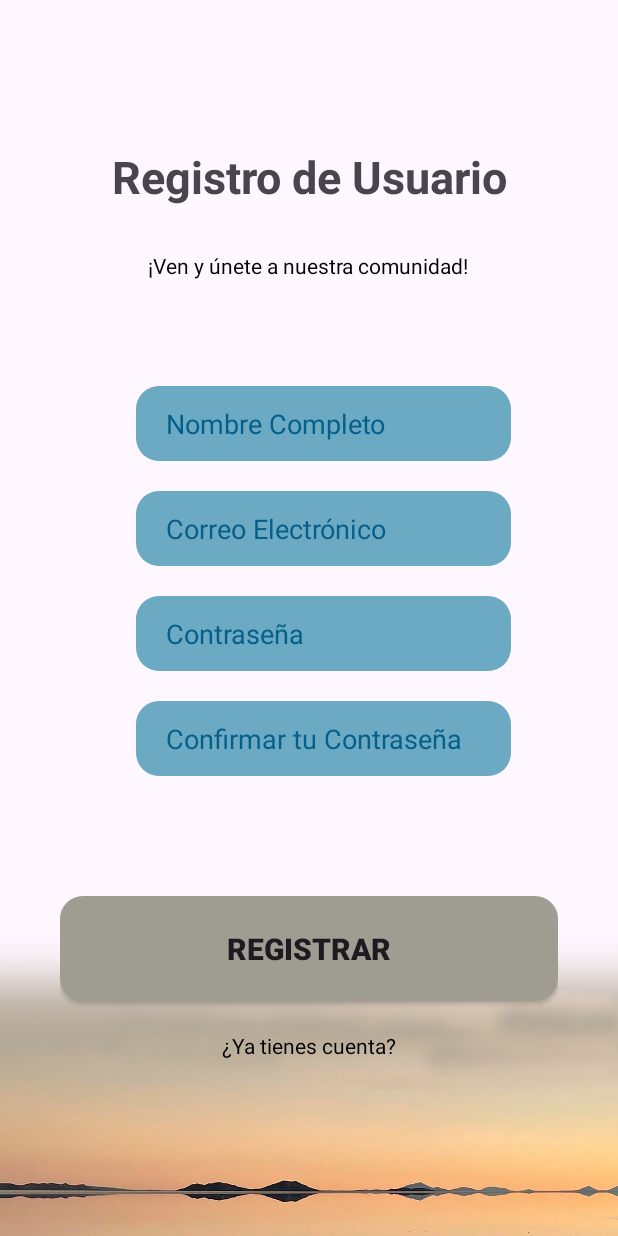
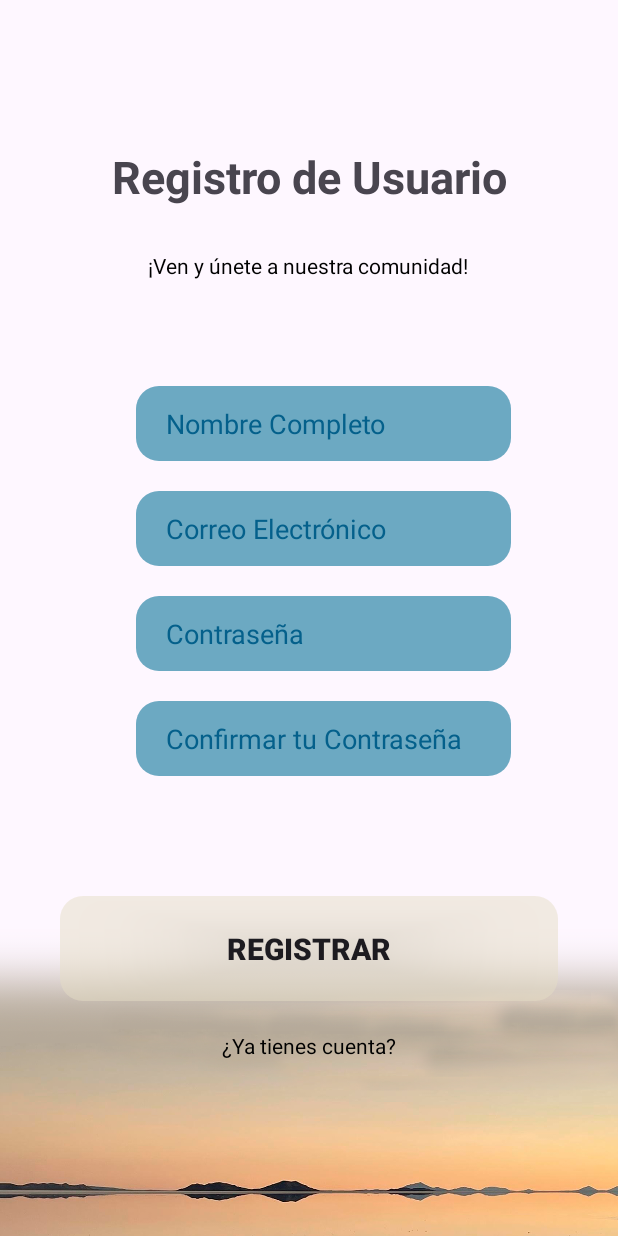
Before and after one commit to FranAO/PracticaNo2, an Android app: the screen it shows after launch (MainActivity), on a phone screen of 412 x 824 dp. Run offline under Robolectric (Android 15) with nearby library versions, the phone set to English and light mode, and no system bars.

Commit message:
Clase 11/08

```diff
--- a/app/src/main/AndroidManifest.xml
+++ b/app/src/main/AndroidManifest.xml
@@ -11,6 +11,9 @@
         android:roundIcon="@mipmap/ic_launcher_round"
         android:supportsRtl="true"
         android:theme="@style/Theme.Practica">
+        <activity
+            android:name=".Ingresar"
+            android:exported="false" />
         <activity
             android:name=".InicioSesion"
             android:exported="false" />
--- a/app/src/main/res/drawable/button_enviar.xml
+++ b/app/src/main/res/drawable/button_enviar.xml
@@ -3,7 +3,7 @@
 <item>
     <shape  android:shape="rectangle">
         <corners android:radius="15dp"/>
-        <solid android:color="#9F9D92"/>
+        <solid android:color="#80E5DDC5"/>
     </shape>
 </item>
 </selector>
```
